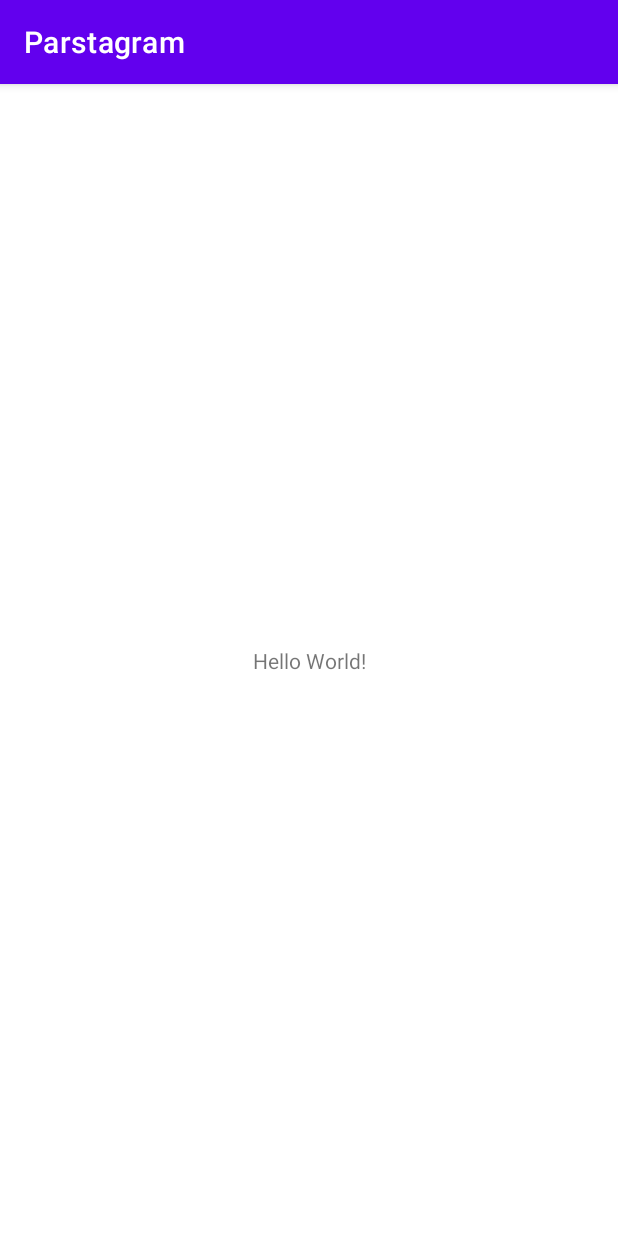
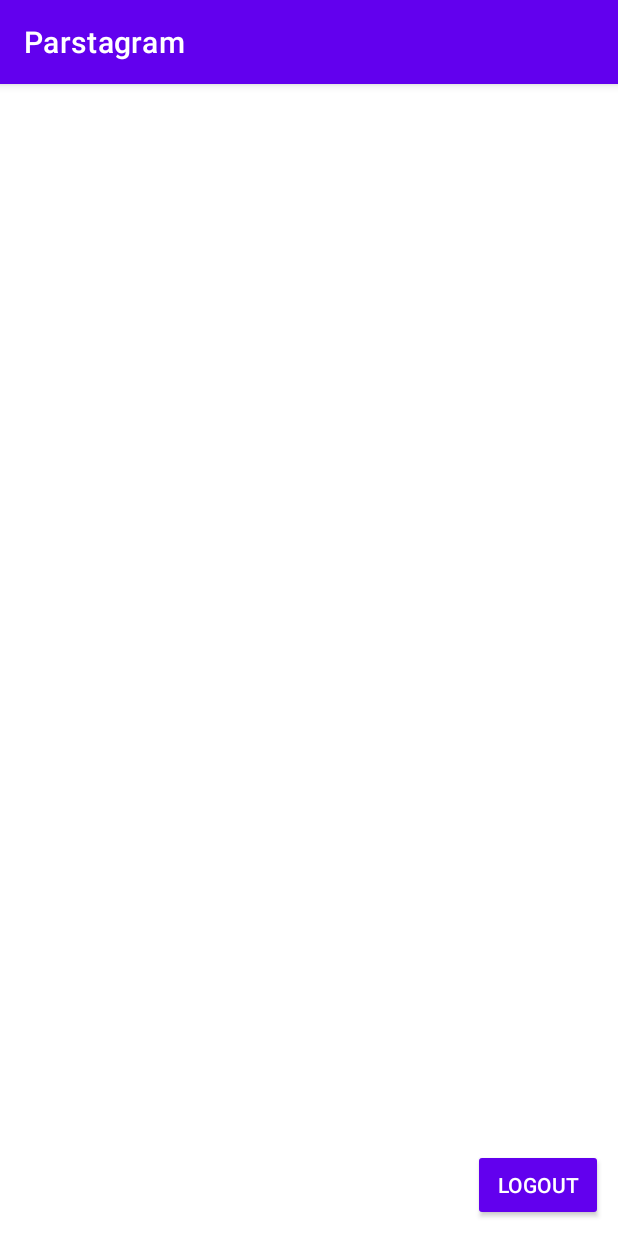
Before and after one commit to Taylor-Girard/Parstagram, an Android app: the MainActivity screen opened directly, with no data from a screen before it, on a phone screen of 412 x 824 dp. Run offline under Robolectric (Android 15) with nearby library versions, the phone set to English and light mode, and no system bars; libraries missing offline, so code that uses them is left out: com.parse.

Commit message:
User can log out

```diff
--- a/app/src/main/java/com/taylorgirard/parstagram/MainActivity.java
+++ b/app/src/main/java/com/taylorgirard/parstagram/MainActivity.java
@@ -2,13 +2,33 @@ package com.taylorgirard.parstagram;
 
 import androidx.appcompat.app.AppCompatActivity;
 
+import android.content.Intent;
 import android.os.Bundle;
+import android.view.View;
+import android.widget.Button;
+
+import com.parse.ParseUser;
 
 public class MainActivity extends AppCompatActivity {
+
+    Button btnLogout;
 
     @Override
     protected void onCreate(Bundle savedInstanceState) {
         super.onCreate(savedInstanceState);
         setContentView(R.layout.activity_main);
+
+        btnLogout = findViewById(R.id.btnLogout);
+        btnLogout.setOnClickListener(new View.OnClickListener() {
+            @Override
+            public void onClick(View v) {
+                ParseUser.logOut();
+                ParseUser currentUser = ParseUser.getCurrentUser();
+                Intent i = new Intent(MainActivity.this, LoginActivity.class);
+                i.addFlags(Intent.FLAG_ACTIVITY_CLEAR_TOP); // this makes sure the Back button won't work
+                i.addFlags(Intent.FLAG_ACTIVITY_NEW_TASK); // same as above
+                startActivity(i);
+            }
+        });
     }
 }
--- a/app/src/main/res/layout/activity_main.xml
+++ b/app/src/main/res/layout/activity_main.xml
@@ -6,13 +6,14 @@
     android:layout_height="match_parent"
     tools:context=".MainActivity">
 
-    <TextView
+    <Button
+        android:id="@+id/btnLogout"
+        style="@style/Widget.AppCompat.Button.Small"
         android:layout_width="wrap_content"
         android:layout_height="wrap_content"
-        android:text="Hello World!"
+        android:layout_marginEnd="10dp"
+        android:layout_marginBottom="10dp"
+        android:text="Logout"
         app:layout_constraintBottom_toBottomOf="parent"
-        app:layout_constraintEnd_toEndOf="parent"
-        app:layout_constraintStart_toStartOf="parent"
-        app:layout_constraintTop_toTopOf="parent" />
-
+        app:layout_constraintEnd_toEndOf="parent" />
 </androidx.constraintlayout.widget.ConstraintLayout>
```
